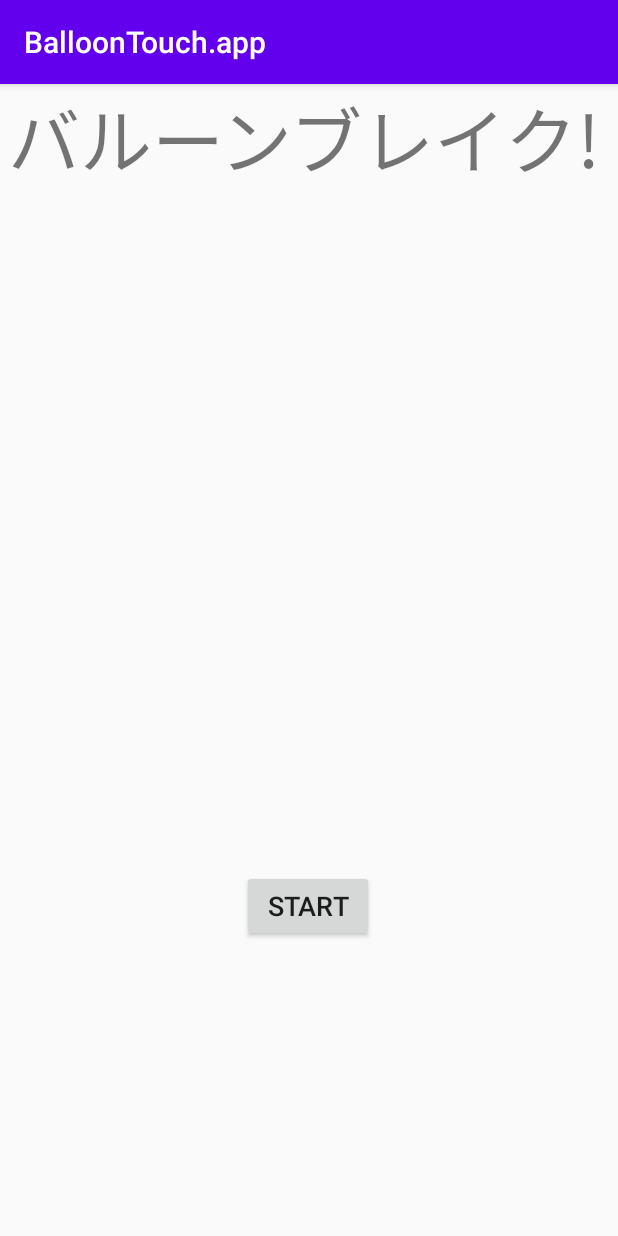
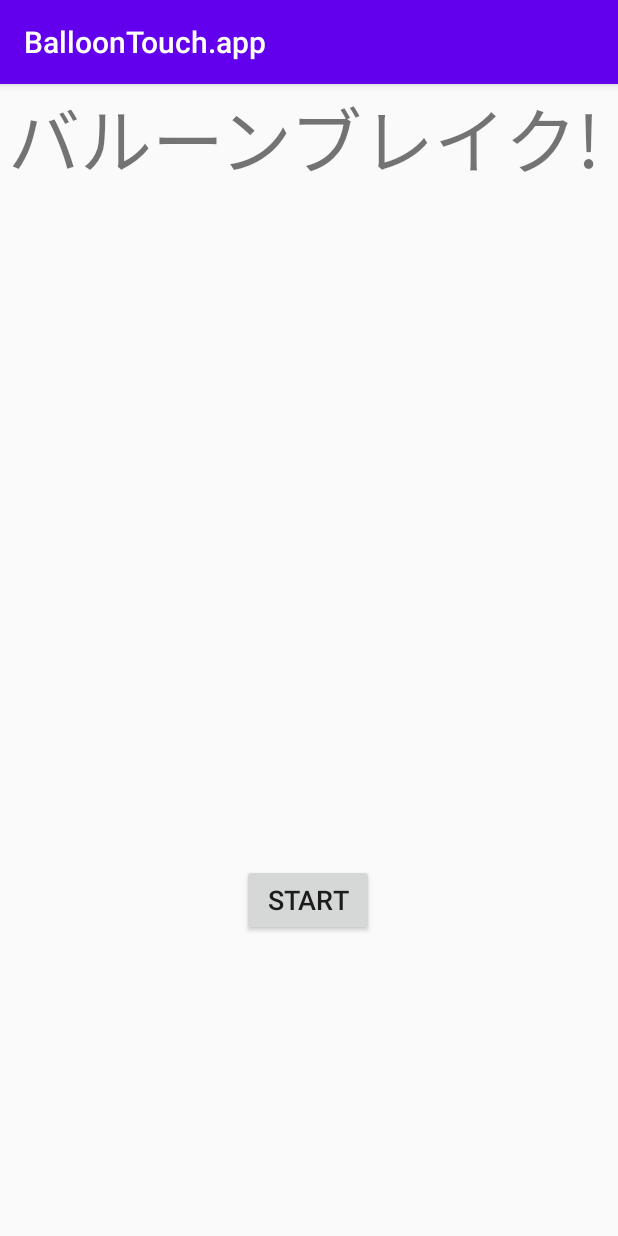
Before and after one commit to 20b705/BalloonTouch.app, an Android app: the screen it shows after launch (MainActivity), on a phone screen of 412 x 824 dp. Run offline under Robolectric (Android 15) with nearby library versions, the phone set to English and light mode, and no system bars.

Commit message:
レイアウト作成

```diff
--- a/app/src/main/res/layout/activity_main.xml
+++ b/app/src/main/res/layout/activity_main.xml
@@ -21,7 +21,7 @@
         android:id="@+id/button"
         android:layout_width="wrap_content"
         android:layout_height="wrap_content"
-        android:layout_marginBottom="196dp"
+        android:layout_marginBottom="200dp"
         android:text="START"
         android:textSize="18sp"
         app:layout_constraintBottom_toBottomOf="parent"
```
